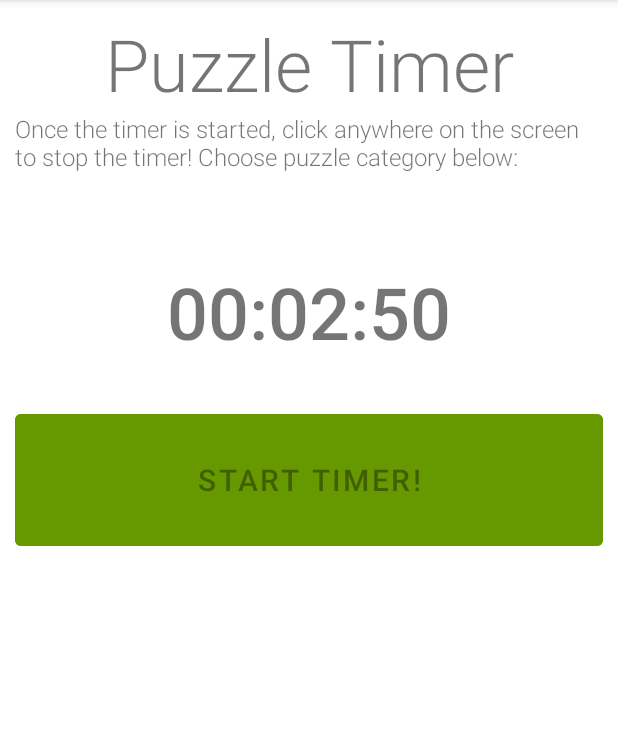
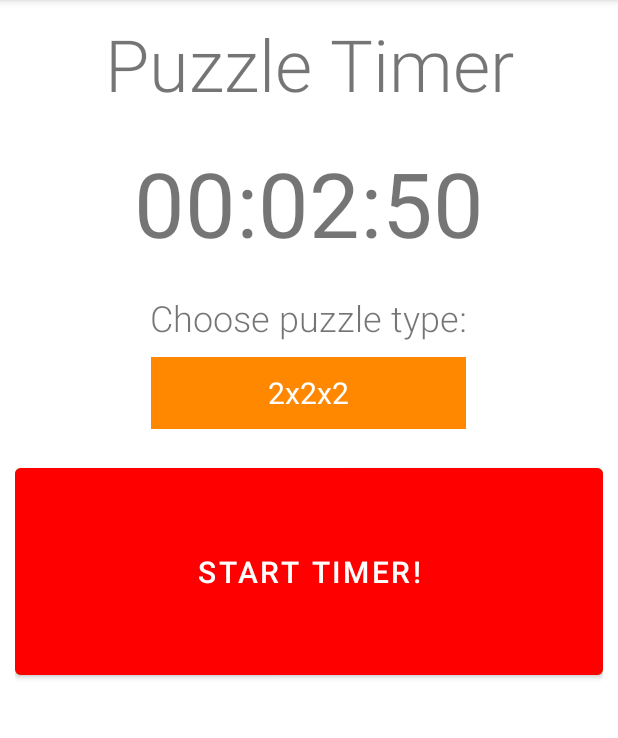
Before and after one commit to raczmirko/puzzle-center, an Android app: the TimerActivity screen opened directly, with no data from a screen before it, after a tap on "START TIMER!", on a phone screen of 412 x 824 dp, the part 84-822 px from its top. Run offline under Robolectric (Android 15) with nearby library versions, the phone set to English and light mode, and no system bars.

Commit message:
Changed Puzzle Timer design, added spinner

```diff
--- a/app/src/main/java/hu/okrim/puzzlecenter/TimerActivity.java
+++ b/app/src/main/java/hu/okrim/puzzlecenter/TimerActivity.java
@@ -1,12 +1,16 @@
 package hu.okrim.puzzlecenter;
 
+import android.graphics.Color;
 import android.os.Bundle;
 import android.view.MotionEvent;
 import android.view.View;
+import android.widget.AbsListView;
+import android.widget.AdapterView;
 import android.widget.ArrayAdapter;
 import android.widget.Button;
 import android.widget.LinearLayout;
 import android.widget.ListView;
+import android.widget.Spinner;
 import android.widget.TextView;
 
 import androidx.appcompat.app.AppCompatActivity;
@@ -15,16 +19,21 @@ import androidx.constraintlayout.widget.ConstraintLayout;
 import java.text.SimpleDateFormat;
 import java.util.Date;
 
-public class TimerActivity extends AppCompatActivity {
+public class TimerActivity extends AppCompatActivity{
 
     static boolean timerIsRunning = false;
+    String currentPuzzle = null;
+    int currentPuzzleID = 0;
 
+    ArrayAdapter<CharSequence> spinnerAdapter;
     ArrayAdapter<String> listAdapter;
     Button buttonStartTimer;
     ConstraintLayout screen;
     LinearLayout linearLayout;
     ListView listOfTimes;
+    Spinner puzzleTypeSpinner;
     TextView textViewTime;
+    TextView textViewPuzzleType;
     Thread timer;
     SimpleDateFormat SDF = new SimpleDateFormat("yyyy/MM/dd HH:mm:ss");
 
@@ -35,41 +44,39 @@ public class TimerActivity extends AppCompatActivity {
 
         buttonStartTimer = findViewById(R.id.buttonStartTimer);
         screen = findViewById(R.id.wholeScreenLayout);
+        puzzleTypeSpinner = findViewById(R.id.spinner);
         linearLayout = findViewById(R.id.linearLayoutScreen);
         listOfTimes = findViewById(R.id.listViewTimes);
+        textViewTime = findViewById(R.id.textViewTime);
+        textViewPuzzleType = findViewById(R.id.textViewPuzzleType);
+
         listAdapter = new ArrayAdapter<>(this,R.layout.list_layout);
         listOfTimes.setAdapter(listAdapter);
-        textViewTime = findViewById(R.id.textViewTime);
 
-        //Adding onTouchListeners to the components so timer can be stopped
-        //by pressing the screen anywhere
-        listOfTimes.setOnTouchListener(new View.OnTouchListener() {
+        spinnerAdapter = ArrayAdapter.createFromResource(this, R.array.spinnerPuzzleType, android.R.layout.simple_spinner_item);
+        spinnerAdapter.setDropDownViewResource(android.R.layout.simple_spinner_dropdown_item);
+        puzzleTypeSpinner.setAdapter(spinnerAdapter);
+        puzzleTypeSpinner.setOnItemSelectedListener(new AdapterView.OnItemSelectedListener() {
             @Override
-            public boolean onTouch(View v, MotionEvent event) {
-                if(timerIsRunning){
-                    endTimer();
-                    addTimeToList();
+            public void onItemSelected(AdapterView<?> parent, View view, int position, long id) {
+                if(!timerIsRunning){
+                    System.out.println("touched when timer is not running");
+                    currentPuzzle = parent.getItemAtPosition(position).toString();
+                    currentPuzzleID = position;
+                    ((TextView) parent.getChildAt(0)).setTextColor(Color.WHITE);
+                    ((TextView) parent.getChildAt(0)).setTextSize(20);
                 }
-                return true;
+            }
+            @Override
+            public void onNothingSelected(AdapterView<?> parent) {
             }
         });
-        screen.setOnTouchListener(new View.OnTouchListener() {
-            @Override
-            public boolean onTouch(View v, MotionEvent event) {
-                if(timerIsRunning){
-                    endTimer();
-                    addTimeToList();
-                }
-                return true;
-            }
-        });
+
     }
 
-    public void startTimerThread(android.view.View source){
+    public void startTimerThread(){
         timerIsRunning = true;
-        //Disable button so it cannot be clicked anymore nor focused (not to mess up listener)
-        buttonStartTimer.setEnabled(false);
-        buttonStartTimer.setClickable(false);
+
         //Creating timer thread
         timer = new Thread(){
             @Override
@@ -93,6 +100,20 @@ public class TimerActivity extends AppCompatActivity {
         };
         if(!timer.isAlive()){
             timer.start();
+        }
+    }
+
+    public void solveTimerPressed(android.view.View source){
+        if(timerIsRunning){
+            endTimer();
+            addTimeToList();
+            puzzleTypeSpinner.setEnabled(true);
+            //Color.GREEN was too bright so had to grab another green
+            buttonStartTimer.setBackgroundColor(Color.parseColor("#ff669900"));
+        }else{
+            startTimerThread();
+            puzzleTypeSpinner.setEnabled(false);
+            buttonStartTimer.setBackgroundColor(Color.RED);
         }
     }
 
@@ -120,12 +141,11 @@ public class TimerActivity extends AppCompatActivity {
 
     public void endTimer(){
         timerIsRunning = false;
-        buttonStartTimer.setEnabled(true);
-        buttonStartTimer.setClickable(true);
     }
 
     public void addTimeToList(){
         String messageToInsert = SDF.format(new Date()) + " --- " + textViewTime.getText().toString();
         listAdapter.insert(messageToInsert,0);
     }
+
 }
--- a/app/src/main/res/layout/activity_timer.xml
+++ b/app/src/main/res/layout/activity_timer.xml
@@ -31,56 +31,64 @@
             android:textAlignment="center"
             android:textSize="48sp" />
 
-        <TextView
-            android:id="@+id/textView"
-            android:layout_width="match_parent"
-            android:layout_height="wrap_content"
-            android:fontFamily="sans-serif-light"
-            android:text="Once the timer is started, click anywhere on the screen to stop the timer! Choose puzzle category below:"
-            android:textAlignment="gravity"
-            android:textSize="16sp" />
-
         <Space
             android:layout_width="match_parent"
-            android:layout_height="30sp" />
-
-        <Spinner
-            android:id="@+id/spinner"
-            android:layout_width="match_parent"
-            android:layout_height="wrap_content"
-            android:background="@android:color/holo_green_dark" />
-
-        <Space
-            android:layout_width="match_parent"
-            android:layout_height="30sp" />
+            android:layout_height="20sp" />
 
         <TextView
             android:id="@+id/textViewTime"
             android:layout_width="match_parent"
             android:layout_height="wrap_content"
-            android:fontFamily="sans-serif-light"
+            android:fontFamily="sans-serif-thin"
             android:text="00:00:00"
             android:textAlignment="center"
-            android:textSize="48sp"
+            android:textSize="60sp"
             android:textStyle="bold" />
 
         <Space
             android:layout_width="match_parent"
-            android:layout_height="30sp" />
+            android:layout_height="20sp"
+            android:textAlignment="center" />
+
+        <TextView
+            android:id="@+id/textViewPuzzleType"
+            android:layout_width="wrap_content"
+            android:layout_height="wrap_content"
+            android:fontFamily="sans-serif-light"
+            android:text="Choose puzzle type:"
+            android:textAlignment="center"
+            android:textSize="24sp" />
+
+        <Space
+            android:layout_width="match_parent"
+            android:layout_height="10sp" />
+
+        <Spinner
+            android:id="@+id/spinner"
+            android:layout_width="210sp"
+            android:layout_height="48sp"
+            android:background="@android:color/holo_orange_dark"
+            android:textAlignment="center"
+            tools:ignore="SpeakableTextPresentCheck" />
+
+        <Space
+            android:layout_width="match_parent"
+            android:layout_height="20sp" />
 
         <Button
             android:id="@+id/buttonStartTimer"
             android:layout_width="match_parent"
-            android:layout_height="100sp"
+            android:layout_height="150sp"
             android:backgroundTint="@android:color/holo_green_dark"
             android:fontFamily="sans-serif-medium"
-            android:onClick="startTimerThread"
+            android:onClick="solveTimerPressed"
             android:text="Start Timer!"
+            android:textColor="@color/white"
             android:textSize="20sp" />
 
         <Space
             android:layout_width="match_parent"
-            android:layout_height="30sp" />
+            android:layout_height="20sp" />
 
         <ListView
             android:id="@+id/listViewTimes"
```
